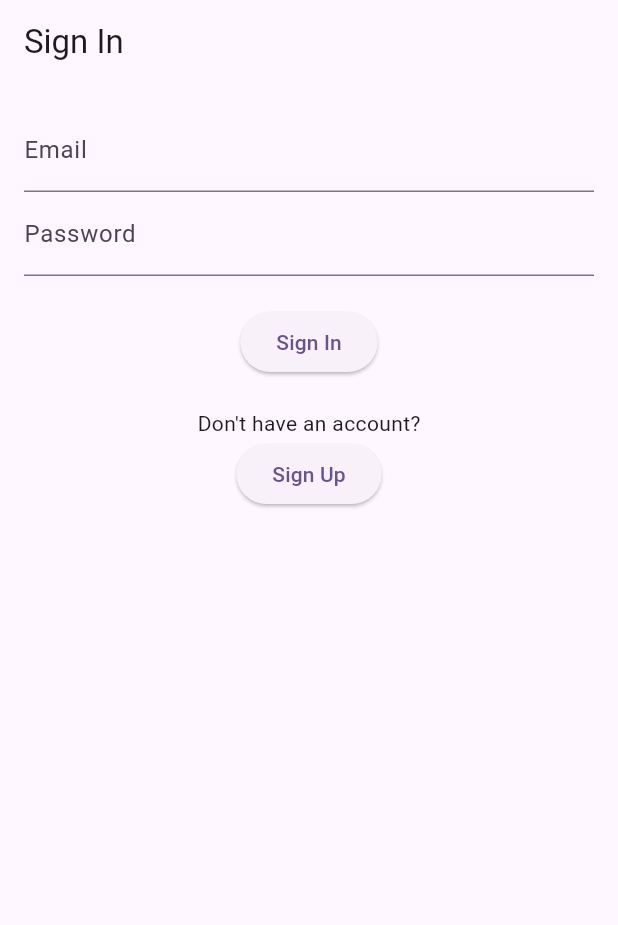
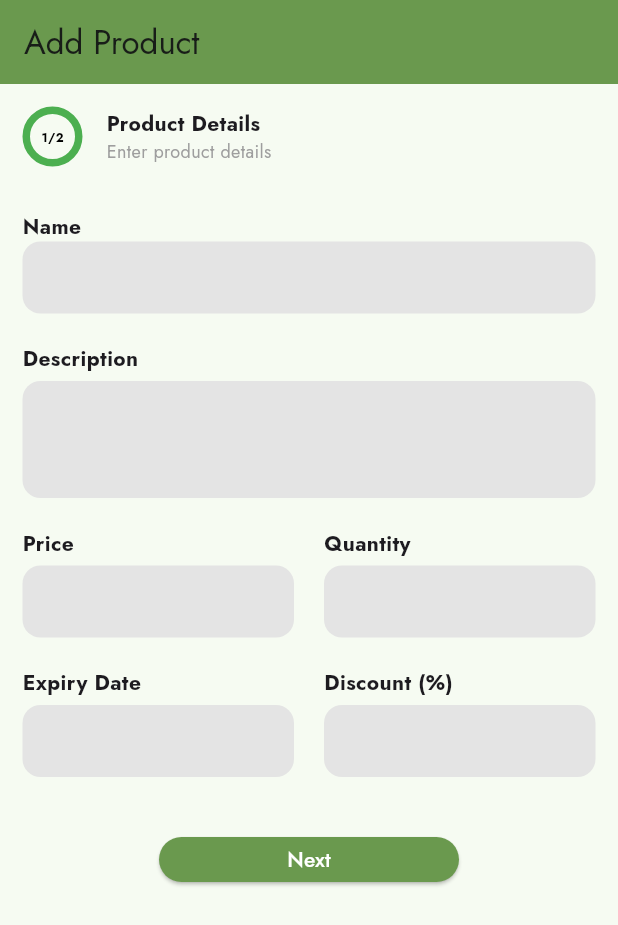
Before and after one commit to Unshelf-SoftEng/Unshelf_Seller, a Flutter app: the screen it shows after launch, on a phone screen of 412 x 824 dp. Shown: the top 925 px of the screen. Run offline on Flutter 3.47's test engine with Material 3 defaults, Android fonts, the light colour scheme and no system bars; our stand-ins replace cached_network_image, cloud_firestore, firebase_auth, firebase_core, firebase_storage, flutter_dotenv and 3 more; accounts and stored records are empty.

Commit message:
style: Edit Styling for Adding Product Details

```diff
--- /dev/null
+++ b/lib/add_product_details_view.dart
@@ -0,0 +1,464 @@
+import 'package:flutter/material.dart';
+import 'package:firebase_auth/firebase_auth.dart';
+import 'package:cloud_firestore/cloud_firestore.dart';
+import 'package:flutter/widgets.dart';
+import 'package:flutter/services.dart';
+
+class AddProductDetailsView extends StatefulWidget {
+  final String? productId;
+
+  AddProductDetailsView({this.productId});
+
+  @override
+  _AddProductDetailsViewState createState() => _AddProductDetailsViewState();
+}
+
+class _AddProductDetailsViewState extends State<AddProductDetailsView> {
+  final TextEditingController _nameController = TextEditingController();
+  final TextEditingController _priceController = TextEditingController();
+  final TextEditingController _quantityController = TextEditingController();
+  final TextEditingController _expiryDateController = TextEditingController();
+  final TextEditingController _descriptionController = TextEditingController();
+  final TextEditingController _discountController = TextEditingController();
+  final _formKey = GlobalKey<FormState>();
+  bool _isLoading = false;
+
+  @override
+  void initState() {
+    super.initState();
+    if (widget.productId != null) _fetchProductData();
+  }
+
+  Future<void> _fetchProductData() async {
+    final productDoc = await FirebaseFirestore.instance
+        .collection('products')
+        .doc(widget.productId)
+        .get();
+
+    if (productDoc.exists) {
+      final productData = productDoc.data() as Map<String, dynamic>;
+      _nameController.text = productData['name'];
+      _priceController.text = productData['price'].toString();
+      _quantityController.text = productData['quantity'].toString();
+      _descriptionController.text = productData['description'];
+      _expiryDateController.text = productData['expiry_date'];
+      _discountController.text = productData['voucher_percentage'].toString();
+    }
+  }
+
+  Future<void> _selectExpiryDate(BuildContext context) async {
+    final DateTime? picked = await showDatePicker(
+      context: context,
+      initialDate: DateTime.now(),
+      firstDate: DateTime(2000),
+      lastDate: DateTime(2101),
+    );
+    if (picked != null) {
+      setState(() {
+        _expiryDateController.text = "${picked.toLocal()}".split(' ')[0];
+      });
+    }
+  }
+
+  Future<void> addOrUpdateProduct() async {
+    if (_formKey.currentState!.validate()) {
+      setState(() {
+        _isLoading = true;
+      });
+      try {
+        User? user = FirebaseAuth.instance.currentUser;
+
+        double price;
+        int discount;
+        try {
+          price = double.parse(_priceController.text);
+          discount = int.tryParse(_discountController.text) ?? 0;
+        } catch (e) {
+          throw FormatException('Invalid price format');
+        }
+
+        if (user != null) {
+          if (widget.productId == null) {
+            // Add new product
+            await FirebaseFirestore.instance.collection('products').add({
+              'seller_id': user.uid,
+              'name': _nameController.text,
+              'description': _descriptionController.text,
+              'price': price,
+              'quantity': int.tryParse(_quantityController.text) ?? 0,
+              'expiry_date': _expiryDateController.text,
+              'discount': discount,
+            });
+          } else {
+            // Update existing product
+            await FirebaseFirestore.instance
+                .collection('products')
+                .doc(widget.productId)
+                .update({
+              'name': _nameController.text,
+              'price': price,
+              'quantity': int.tryParse(_quantityController.text) ?? 0,
+              'expiry_date': _expiryDateController.text,
+            });
+          }
+          Navigator.pop(context);
+        }
+      } on FirebaseAuthException catch (e) {
+        ScaffoldMessenger.of(context).showSnackBar(
+          SnackBar(content: Text('Authentication error: ${e.message}')),
+        );
+      } catch (e) {
+        ScaffoldMessenger.of(context).showSnackBar(
+          SnackBar(content: Text('Error: ${e.toString()}')),
+        );
+      } finally {
+        setState(() {
+          _isLoading = false;
+        });
+      }
+    }
+  }
+
+  @override
+  void dispose() {
+    _nameController.dispose();
+    _descriptionController.dispose();
+    _priceController.dispose();
+    _quantityController.dispose();
+    _expiryDateController.dispose();
+    _discountController.dispose();
+    super.dispose();
+  }
+
+  @override
+  Widget build(BuildContext context) {
+    return Scaffold(
+      appBar: AppBar(
+        backgroundColor: Color(0xFF6A994E),
+        title: Text(widget.productId == null ? 'Add Product' : 'Edit Product'),
+      ),
+      body: Padding(
+        padding: EdgeInsets.all(15.0),
+        child: Column(
+          children: [
+            Row(mainAxisAlignment: MainAxisAlignment.start, children: [
+              Stack(
+                alignment: Alignment.center,
+                children: [
+                  Container(
+                    width: 40,
+                    height: 40,
+                    decoration: BoxDecoration(
+                      shape: BoxShape.circle,
+                      border: Border.all(
+                          color: Colors.green, width: 5), // Thick border
+                      color: Colors.transparent,
+                    ),
+                  ),
+                  const Center(
+                    child: Text(
+                      '1/2',
+                      style: TextStyle(
+                          fontSize: 8,
+                          fontWeight: FontWeight.bold,
+                          color: Colors.black),
+                    ),
+                  ),
+                ],
+              ),
+              SizedBox(width: 16.0),
+              Column(
+                crossAxisAlignment: CrossAxisAlignment.start,
+                children: [
+                  Text('Product Details',
+                      style:
+                          TextStyle(fontSize: 14, fontWeight: FontWeight.bold)),
+                  Text(
+                    'Enter product details',
+                    style: TextStyle(fontSize: 12, color: Colors.grey),
+                  ),
+                ],
+              )
+            ]),
+            SizedBox(height: 30.0),
+            Form(
+              key: _formKey,
+              child: Column(
+                crossAxisAlignment: CrossAxisAlignment.start,
+                children: [
+                  const Text(
+                    'Name',
+                    style: TextStyle(
+                      fontSize: 14,
+                      fontWeight: FontWeight.bold,
+                    ),
+                  ),
+                  TextFormField(
+                    controller: _nameController,
+                    decoration: InputDecoration(
+                      filled: true,
+                      fillColor: const Color.fromARGB(255, 228, 228, 228),
+                      border: OutlineInputBorder(
+                        borderRadius: BorderRadius.circular(12.0),
+                        borderSide: BorderSide.none,
+                      ),
+                      contentPadding: const EdgeInsets.symmetric(
+                          vertical: 10.0, horizontal: 10.0),
+                      labelStyle: const TextStyle(color: Colors.black),
+                      errorStyle: const TextStyle(
+                        color: Colors.red,
+                        fontSize: 10,
+                      ),
+                    ),
+                    validator: (value) {
+                      if (value == null || value.isEmpty) {
+                        return 'Please enter a product name';
+                      }
+                      return null;
+                    },
+                    style: const TextStyle(fontSize: 12),
+                  ),
+                  const SizedBox(height: 20),
+                  const Text(
+                    'Description',
+                    style: TextStyle(
+                      fontSize: 14,
+                      fontWeight: FontWeight.bold,
+                    ),
+                  ),
+                  const SizedBox(height: 5),
+                  TextFormField(
+                    controller: _descriptionController,
+                    decoration: InputDecoration(
+                      filled: true,
+                      fillColor: const Color.fromARGB(255, 228, 228, 228),
+                      border: OutlineInputBorder(
+                        borderRadius: BorderRadius.circular(12.0),
+                        borderSide: BorderSide.none,
+                      ),
+                      contentPadding: const EdgeInsets.symmetric(
+                          vertical: 12.0, horizontal: 12.0),
+                      labelStyle: const TextStyle(color: Colors.black),
+                    ),
+                    maxLines: 3,
+                    validator: (value) {
+                      if (value == null || value.isEmpty) {
+                        return 'Please enter a description';
+                      }
+                      return null;
+                    },
+                    style: TextStyle(fontSize: 12),
+                  ),
+                  const SizedBox(height: 20),
+                  Row(
+                    children: [
+                      Expanded(
+                        child: Column(
+                          crossAxisAlignment: CrossAxisAlignment.start,
+                          children: [
+                            const Text(
+                              'Price',
+                              style: TextStyle(
+                                fontSize: 14,
+                                fontWeight: FontWeight.bold,
+                              ),
+                            ),
+                            const SizedBox(height: 5),
+                            TextFormField(
+                              controller: _priceController,
+                              decoration: InputDecoration(
+                                filled: true,
+                                fillColor:
+                                    const Color.fromARGB(255, 228, 228, 228),
+                                border: OutlineInputBorder(
+                                  borderRadius: BorderRadius.circular(12.0),
+                                  borderSide: BorderSide.none,
+                                ),
+                                contentPadding: const EdgeInsets.symmetric(
+                                    vertical: 12.0, horizontal: 12.0),
+                                labelStyle: TextStyle(color: Colors.black),
+                              ),
+                              keyboardType:
+                                  const TextInputType.numberWithOptions(
+                                      decimal: true),
+                              inputFormatters: [
+                                FilteringTextInputFormatter.allow(
+                                    RegExp(r'^\d*\.?\d*$')),
+                              ],
+                              validator: (value) {
+                                if (value == null || value.isEmpty) {
+                                  return 'Please enter a price';
+                                }
+                                try {
+                                  double.parse(value);
+                                } catch (e) {
+                                  return 'Invalid price format';
+                                }
+                                return null;
+                              },
+                              style: TextStyle(fontSize: 12),
+                            ),
+                          ],
+                        ),
+                      ),
+                      const SizedBox(width: 20),
+                      Expanded(
+                        child: Column(
+                          crossAxisAlignment: CrossAxisAlignment.start,
+                          children: [
+                            const Text(
+                              'Quantity',
+                              style: TextStyle(
+                                fontSize: 14,
+                                fontWeight: FontWeight.bold,
+                              ),
+                            ),
+                            const SizedBox(height: 5),
+                            TextFormField(
+                              controller: _quantityController,
+                              decoration: InputDecoration(
+                                filled: true,
+                                fillColor:
+                                    const Color.fromARGB(255, 228, 228, 228),
+                                border: OutlineInputBorder(
+                                  borderRadius: BorderRadius.circular(12.0),
+                                  borderSide: BorderSide.none,
+                                ),
+                                contentPadding: const EdgeInsets.symmetric(
+                                    vertical: 12.0, horizontal: 12.0),
+                                labelStyle:
+                                    const TextStyle(color: Colors.black),
+                              ),
+                              keyboardType: TextInputType.number,
+                              inputFormatters: [
+                                FilteringTextInputFormatter.digitsOnly
+                              ],
+                              validator: (value) {
+                                if (value == null || value.isEmpty) {
+                                  return 'Please enter a quantity';
+                                }
+                                return null;
+                              },
+                              style: const TextStyle(fontSize: 12),
+                            ),
+                          ],
+                        ),
+                      ),
+                    ],
+                  ),
+                  const SizedBox(height: 20),
+                  Row(
+                    children: [
+                      Expanded(
+                        child: Column(
+                          crossAxisAlignment: CrossAxisAlignment.start,
+                          children: [
+                            const Text(
+                              'Expiry Date',
+                              style: TextStyle(
+                                fontSize: 14,
+                                fontWeight: FontWeight.bold,
+                              ),
+                            ),
+                            const SizedBox(height: 5),
+                            TextFormField(
+                              controller: _expiryDateController,
+                              decoration: InputDecoration(
+                                filled: true,
+                                fillColor:
+                                    const Color.fromARGB(255, 228, 228, 228),
+                                border: OutlineInputBorder(
+                                  borderRadius: BorderRadius.circular(12.0),
+                                  borderSide: BorderSide.none,
+                                ),
+                                contentPadding: const EdgeInsets.symmetric(
+                                    vertical: 12.0, horizontal: 12.0),
+                                labelStyle: TextStyle(color: Colors.black),
+                              ),
+                              readOnly: true,
+                              onTap: () => _selectExpiryDate(context),
+                              validator: (value) {
+                                if (value == null || value.isEmpty) {
+                                  return 'Please select an expiry date';
+                                }
+                                return null;
+                              },
+                              style: TextStyle(fontSize: 12),
+                            ),
+                          ],
+                        ),
+                      ),
+                      const SizedBox(width: 20),
+                      Expanded(
+                        child: Column(
+                          crossAxisAlignment: CrossAxisAlignment.start,
+                          children: [
+                            const Text(
+                              'Discount (%)',
+                              style: TextStyle(
+                                fontSize: 14,
+                                fontWeight: FontWeight.bold,
+                              ),
+                            ),
+                            const SizedBox(height: 5),
+                            TextFormField(
+                              controller: _discountController,
+                              keyboardType: TextInputType.number,
+                              decoration: InputDecoration(
+                                filled: true,
+                                fillColor: Color.fromARGB(255, 228, 228, 228),
+                                border: OutlineInputBorder(
+                                  borderRadius: BorderRadius.circular(12.0),
+                                  borderSide: BorderSide.none,
+                                ),
+                                contentPadding: EdgeInsets.symmetric(
+                                    vertical: 12.0, horizontal: 12.0),
+                                labelStyle: TextStyle(color: Colors.black),
+                              ),
+                              validator: (value) {
+                                final intValue = int.tryParse(value ?? '');
+                                if (intValue == null ||
+                                    intValue < 0 ||
+                                    intValue > 100) {
+                                  return 'Please enter a valid percentage between 0 and 100';
+                                }
+                                return null;
+                              },
+                              inputFormatters: [
+                                FilteringTextInputFormatter
+                                    .digitsOnly, // Allows only digits
+                              ],
+                              style: TextStyle(fontSize: 12),
+                            ),
+                          ],
+                        ),
+                      ),
+                    ],
+                  ),
+                  const SizedBox(height: 40),
+                  Align(
+                    alignment: Alignment.center,
+                    child: _isLoading
+                        ? CircularProgressIndicator()
+                        : SizedBox(
+                            width: 200,
+                            height: 30,
+                            child: ElevatedButton(
+                              onPressed: addOrUpdateProduct,
+                              child: Text('Next'),
+                              style: ElevatedButton.styleFrom(
+                                backgroundColor: Color(0xFF6A994E),
+                                foregroundColor: Colors.white,
+                              ),
+                            ),
+                          ),
+                  ),
+                ],
+              ),
+            ),
+          ],
+        ),
+      ),
+    );
+  }
+}
--- a/lib/main.dart
+++ b/lib/main.dart
@@ -1,7 +1,9 @@
 import 'package:flutter/material.dart';
 import 'package:firebase_core/firebase_core.dart';
 import 'package:flutter_dotenv/flutter_dotenv.dart';
+import 'package:unshelf_seller/add_product_details_view.dart';
 import 'package:unshelf_seller/login_view.dart';
+import 'package:google_fonts/google_fonts.dart';
 
 void main() async {
   WidgetsFlutterBinding.ensureInitialized();
@@ -27,10 +29,11 @@ class MyApp extends StatelessWidget {
     return MaterialApp(
       title: 'Unshelf',
       theme: ThemeData(
-        colorScheme: ColorScheme.fromSeed(seedColor: Colors.deepPurple),
+        colorScheme: ColorScheme.fromSeed(seedColor: Color(0xFF386641)),
         useMaterial3: true,
+        textTheme: GoogleFonts.jostTextTheme(Theme.of(context).textTheme),
       ),
-      home: SignInView(),
+      home: AddProductDetailsView(),
     );
   }
 }
--- a/pubspec.yaml
+++ b/pubspec.yaml
@@ -17,12 +17,13 @@ dependencies:
   firebase_storage: ^12.1.2
   image_picker: ^1.1.2
   cached_network_image: ^3.3.1
-  http: ^0.13.3
+  http: ^1.2.2
   intl: ^0.19.0
   google_maps_flutter: ^2.7.1
   flutter_dotenv: ^5.1.0
   google_maps_flutter_web: ^0.5.9
   webview_flutter: ^4.0.0
+  google_fonts: ^6.2.1
 
 dev_dependencies:
   flutter_test:
```
Also changed, not shown: lib/add_product_visuals_view.dart (renamed from lib/add_product_view.dart, +39 -1 lines), lib/home_view.dart (+17 -1 lines), lib/listings_view.dart (+2 -15 lines), pubspec.lock.
